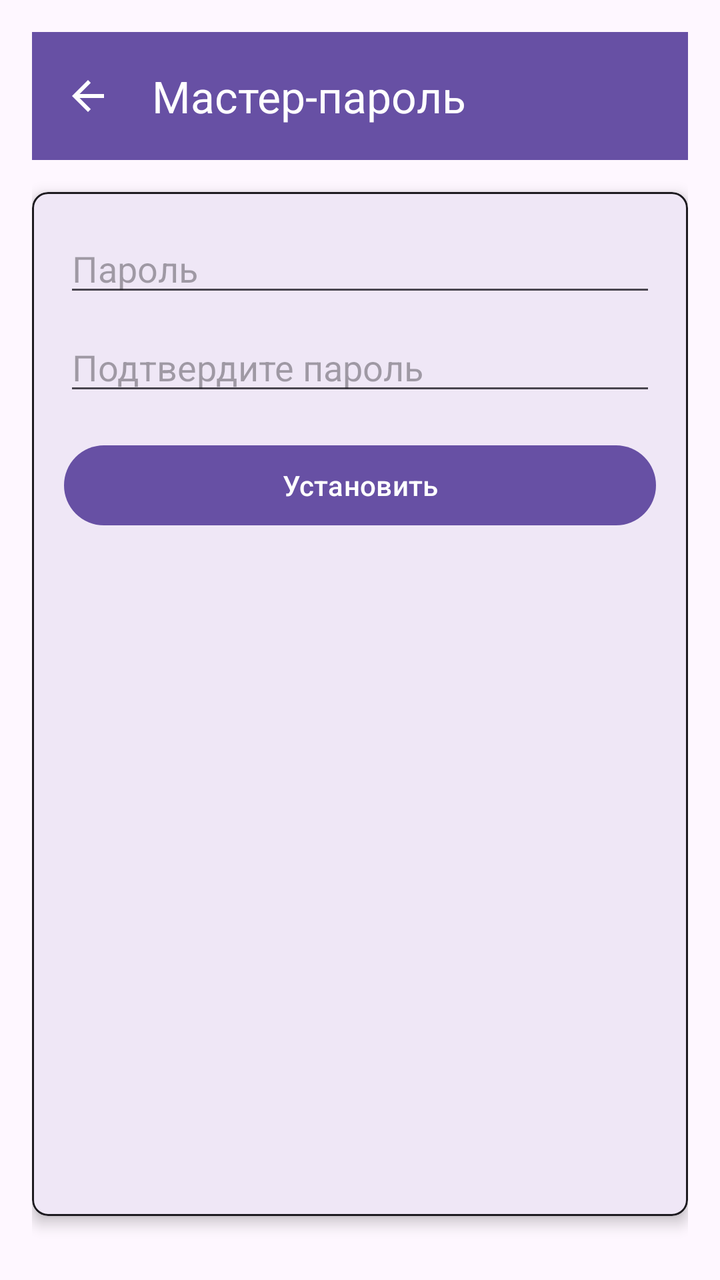
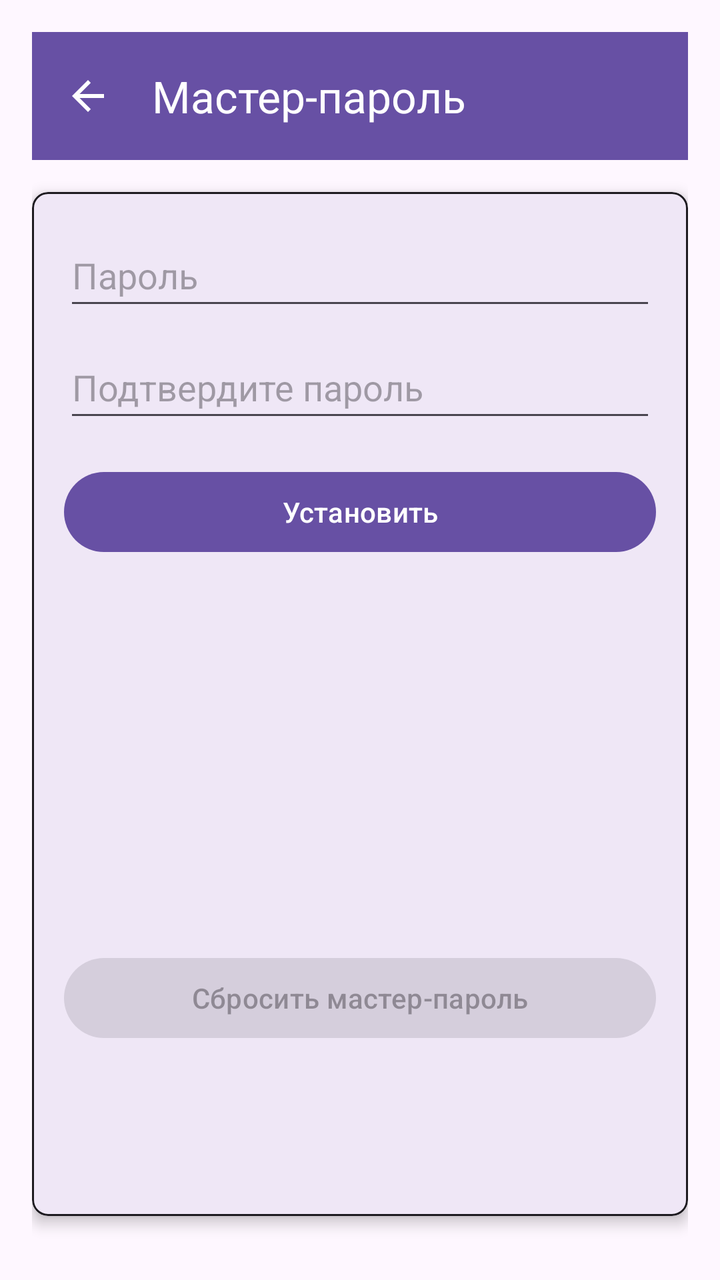

Compare the two renders of this Android layout. The source of the first and the diff that turns it into the second are given below.
<!-- AndroidManifest.xml: application theme Theme.PassManager -->
<!-- res/layout/activity_master_password.xml -->
<?xml version="1.0" encoding="utf-8"?>
<androidx.drawerlayout.widget.DrawerLayout xmlns:android="http://schemas.android.com/apk/res/android"
    xmlns:app="http://schemas.android.com/apk/res-auto"
    android:layout_width="match_parent"
    android:layout_height="match_parent"
    android:fitsSystemWindows="true">

    
    <LinearLayout
        android:layout_width="match_parent"
        android:layout_height="match_parent"
        android:orientation="vertical"
        android:padding="16dp"
        android:fitsSystemWindows="true">

        <androidx.appcompat.widget.Toolbar
            android:id="@+id/toolbar"
            android:layout_width="match_parent"
            android:layout_height="?attr/actionBarSize"
            android:background="?attr/colorPrimary"
            android:theme="@style/ThemeOverlay.AppCompat.Dark.ActionBar"
            app:popupTheme="@style/ThemeOverlay.AppCompat.Light"
            app:navigationIcon="?attr/homeAsUpIndicator"
            app:title="Мастер-пароль"
            android:layout_marginBottom="16dp" />

        
        <com.google.android.material.card.MaterialCardView
            android:layout_width="match_parent"
            android:layout_height="match_parent"
            android:layout_marginBottom="16dp"
            app:cardElevation="4dp"
            app:cardCornerRadius="8dp"
            app:cardBackgroundColor="?attr/colorSurface"
            app:strokeColor="?attr/colorOnSurface"
            app:strokeWidth="1dp">

            <LinearLayout
                android:layout_width="match_parent"
                android:layout_height="wrap_content"
                android:orientation="vertical"
                android:padding="16dp">

                <EditText
                    android:id="@+id/passwordEditText"
                    android:layout_width="match_parent"
                    android:layout_height="wrap_content"
                    android:hint="Пароль"
                    android:inputType="textPassword"
                    android:layout_marginBottom="8dp" />

                <EditText
                    android:id="@+id/confirmPasswordEditText"
                    android:layout_width="match_parent"
                    android:layout_height="wrap_content"
                    android:hint="Подтвердите пароль"
                    android:inputType="textPassword"
                    android:layout_marginBottom="16dp" />

                <Button
                    android:id="@+id/setButton"
                    android:layout_width="match_parent"
                    android:layout_height="wrap_content"
                    android:text="Установить"
                    android:layout_marginBottom="16dp" />

                <TextView
                    android:id="@+id/statusText"
                    android:layout_width="match_parent"
                    android:layout_height="wrap_content"
                    android:gravity="center"
                    android:textColor="@android:color/holo_green_dark" />

            </LinearLayout>

        </com.google.android.material.card.MaterialCardView>

    </LinearLayout>

</androidx.drawerlayout.widget.DrawerLayout>
<!-- resources referenced by this layout -->
<resources>
  <style name="Theme.PassManager" parent="Theme.Material3.DayNight.NoActionBar" />
</resources>

<!-- the commit's change to res/layout/activity_master_password.xml (unified diff, before → after) -->
@@ -45,6 +45,7 @@
                     android:id="@+id/passwordEditText"
                     android:layout_width="match_parent"
                     android:layout_height="wrap_content"
+                    android:minHeight="48dp"
                     android:hint="Пароль"
                     android:inputType="textPassword"
                     android:layout_marginBottom="8dp" />
@@ -53,6 +54,7 @@
                     android:id="@+id/confirmPasswordEditText"
                     android:layout_width="match_parent"
                     android:layout_height="wrap_content"
+                    android:minHeight="48dp"
                     android:hint="Подтвердите пароль"
                     android:inputType="textPassword"
                     android:layout_marginBottom="16dp" />
@@ -69,7 +71,16 @@
                     android:layout_width="match_parent"
                     android:layout_height="wrap_content"
                     android:gravity="center"
-                    android:textColor="@android:color/holo_green_dark" />
+                    android:textColor="@android:color/holo_green_dark"
+                    android:layout_marginBottom="160dp" />
+
+                <Button
+                    android:id="@+id/resetButton"
+                    android:layout_width="match_parent"
+                    android:layout_height="wrap_content"
+                    android:text="Сбросить мастер-пароль"
+                    android:layout_marginBottom="16dp"
+                    android:enabled="false"/>
 
             </LinearLayout>
 
